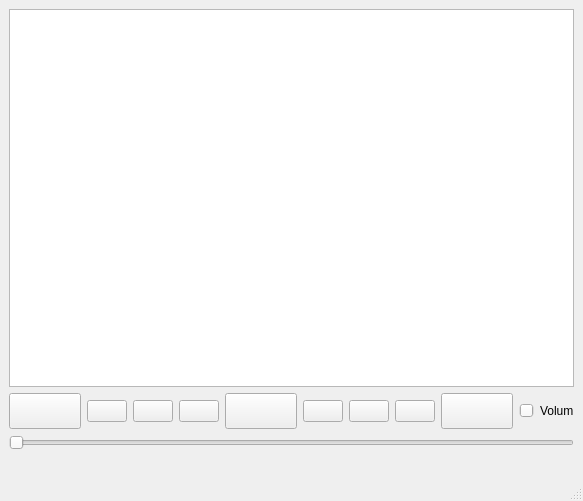
First picture: the form in mainwindow.ui, repository Olegelcrack/M7_Spotify, before the edit.
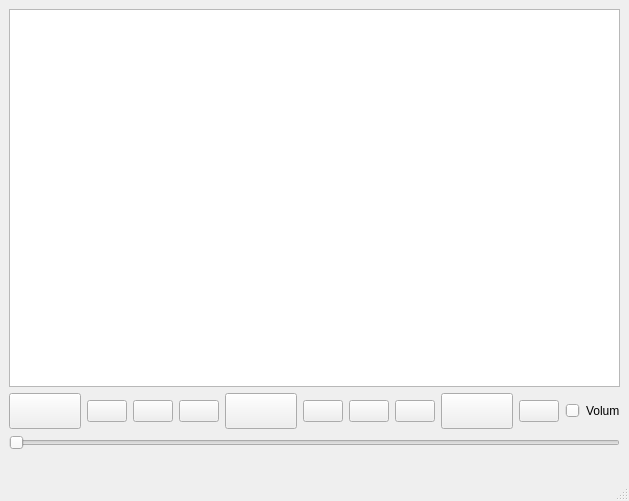
Second picture: the form after the edit. Icons and pictures are not drawn.

```diff
--- a/mainwindow.ui
+++ b/mainwindow.ui
@@ -17,10 +17,20 @@
    <layout class="QGridLayout" name="gridLayout_2">
     <item row="0" column="0">
      <layout class="QGridLayout" name="gridLayout">
+      <item row="3" column="0">
+       <widget class="QSlider" name="positionSlider">
+        <property name="maximum">
+         <number>100</number>
+        </property>
+        <property name="orientation">
+         <enum>Qt::Horizontal</enum>
+        </property>
+       </widget>
+      </item>
       <item row="0" column="0">
        <widget class="QListWidget" name="playlistWidget"/>
       </item>
-      <item row="1" column="0">
+      <item row="2" column="0">
        <layout class="QHBoxLayout" name="horizontalLayout_2">
         <item>
          <widget class="QPushButton" name="stop">
@@ -98,6 +108,21 @@
           <property name="text">
            <string/>
           </property>
+          <property name="icon">
+           <iconset resource="icons.qrc">
+            <normaloff>:/icons/plus.png</normaloff>:/icons/plus.png</iconset>
+          </property>
+         </widget>
+        </item>
+        <item>
+         <widget class="QPushButton" name="remove">
+          <property name="text">
+           <string/>
+          </property>
+          <property name="icon">
+           <iconset resource="icons.qrc">
+            <normaloff>:/icons/delete.png</normaloff>:/icons/delete.png</iconset>
+          </property>
          </widget>
         </item>
         <item>
@@ -135,16 +160,6 @@
         </item>
        </layout>
       </item>
-      <item row="2" column="0">
-       <widget class="QSlider" name="positionSlider">
-        <property name="maximum">
-         <number>100</number>
-        </property>
-        <property name="orientation">
-         <enum>Qt::Horizontal</enum>
-        </property>
-       </widget>
-      </item>
      </layout>
     </item>
     <item row="1" column="0">
```
Left out of the diff: 38 changed lines with no effect on the pictures.
